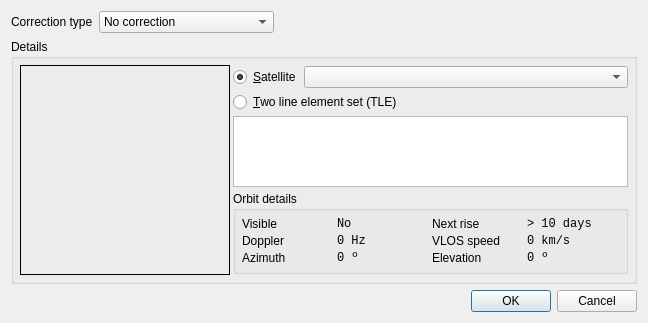
Before: the Qt Designer form ui/FrequencyCorrectionDialog.ui in BatchDrake/SigDigger, drawn with Qt 5.
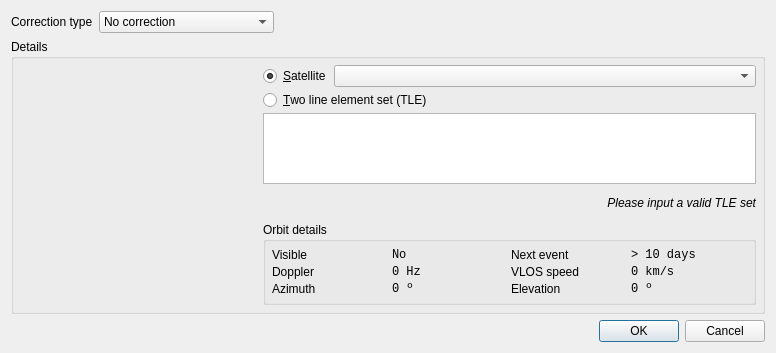
After: the same form once the commit is applied.

Commit message: First partially working Doppler correction support

Diff of the .ui file:
```diff
--- a/ui/FrequencyCorrectionDialog.ui
+++ b/ui/FrequencyCorrectionDialog.ui
@@ -6,10 +6,22 @@
    <rect>
     <x>0</x>
     <y>0</y>
-    <width>648</width>
-    <height>322</height>
+    <width>772</width>
+    <height>352</height>
    </rect>
   </property>
+  <property name="sizePolicy">
+   <sizepolicy hsizetype="Fixed" vsizetype="Fixed">
+    <horstretch>0</horstretch>
+    <verstretch>0</verstretch>
+   </sizepolicy>
+  </property>
+  <property name="minimumSize">
+   <size>
+    <width>0</width>
+    <height>0</height>
+   </size>
+  </property>
   <property name="windowTitle">
    <string>Dialog</string>
   </property>
@@ -120,8 +132,8 @@
           <property name="spacing">
            <number>3</number>
           </property>
-          <item row="0" column="0" rowspan="4">
-           <widget class="QLabel" name="label_3">
+          <item row="0" column="0" rowspan="5">
+           <widget class="QLabel" name="satellitePlotLabel">
             <property name="sizePolicy">
              <sizepolicy hsizetype="Fixed" vsizetype="Fixed">
               <horstretch>0</horstretch>
@@ -130,15 +142,39 @@
             </property>
             <property name="minimumSize">
              <size>
-              <width>210</width>
-              <height>210</height>
+              <width>240</width>
+              <height>240</height>
+             </size>
+            </property>
+            <property name="maximumSize">
+             <size>
+              <width>240</width>
+              <height>16777215</height>
              </size>
             </property>
             <property name="frameShape">
-             <enum>QFrame::Box</enum>
+             <enum>QFrame::NoFrame</enum>
             </property>
             <property name="text">
              <string/>
+            </property>
+            <property name="scaledContents">
+             <bool>true</bool>
+            </property>
+           </widget>
+          </item>
+          <item row="3" column="1" colspan="2">
+           <widget class="QLabel" name="tleStatusLabel">
+            <property name="font">
+             <font>
+              <italic>true</italic>
+             </font>
+            </property>
+            <property name="text">
+             <string>Please input a valid TLE set</string>
+            </property>
+            <property name="alignment">
+             <set>Qt::AlignRight|Qt::AlignTrailing|Qt::AlignVCenter</set>
             </property>
            </widget>
           </item>
@@ -161,38 +197,7 @@
             </attribute>
            </widget>
           </item>
-          <item row="0" column="2">
-           <widget class="QComboBox" name="comboBox_2"/>
-          </item>
-          <item row="1" column="1" colspan="2">
-           <widget class="QRadioButton" name="radioButton_2">
-            <property name="text">
-             <string>&amp;Two line element set (TLE)</string>
-            </property>
-            <attribute name="buttonGroup">
-             <string notr="true">buttonGroup</string>
-            </attribute>
-           </widget>
-          </item>
-          <item row="2" column="1" colspan="2">
-           <widget class="QPlainTextEdit" name="plainTextEdit">
-            <property name="maximumSize">
-             <size>
-              <width>16777215</width>
-              <height>71</height>
-             </size>
-            </property>
-            <property name="font">
-             <font>
-              <family>Monospace</family>
-             </font>
-            </property>
-            <property name="plainText">
-             <string/>
-            </property>
-           </widget>
-          </item>
-          <item row="3" column="1" colspan="2">
+          <item row="4" column="1" colspan="2">
            <widget class="QGroupBox" name="groupBox_2">
             <property name="sizePolicy">
              <sizepolicy hsizetype="Preferred" vsizetype="Fixed">
@@ -291,7 +296,7 @@
              <item row="0" column="2">
               <widget class="QLabel" name="label_6">
                <property name="text">
-                <string>Next rise</string>
+                <string>Next event</string>
                </property>
               </widget>
              </item>
@@ -336,6 +341,46 @@
             </layout>
            </widget>
           </item>
+          <item row="0" column="2">
+           <widget class="QComboBox" name="satCombo"/>
+          </item>
+          <item row="2" column="1" colspan="2">
+           <widget class="QPlainTextEdit" name="tleEdit">
+            <property name="minimumSize">
+             <size>
+              <width>493</width>
+              <height>0</height>
+             </size>
+            </property>
+            <property name="maximumSize">
+             <size>
+              <width>16777215</width>
+              <height>71</height>
+             </size>
+            </property>
+            <property name="font">
+             <font>
+              <family>Monospace</family>
+             </font>
+            </property>
+            <property name="lineWrapMode">
+             <enum>QPlainTextEdit::NoWrap</enum>
+            </property>
+            <property name="plainText">
+             <string/>
+            </property>
+           </widget>
+          </item>
+          <item row="1" column="1" colspan="2">
+           <widget class="QRadioButton" name="tleRadio">
+            <property name="text">
+             <string>&amp;Two line element set (TLE)</string>
+            </property>
+            <attribute name="buttonGroup">
+             <string notr="true">buttonGroup</string>
+            </attribute>
+           </widget>
+          </item>
          </layout>
         </widget>
        </widget>
```
Left out of the diff: 18 changed lines with no effect on the pictures. The commit also changes 18 other files.
